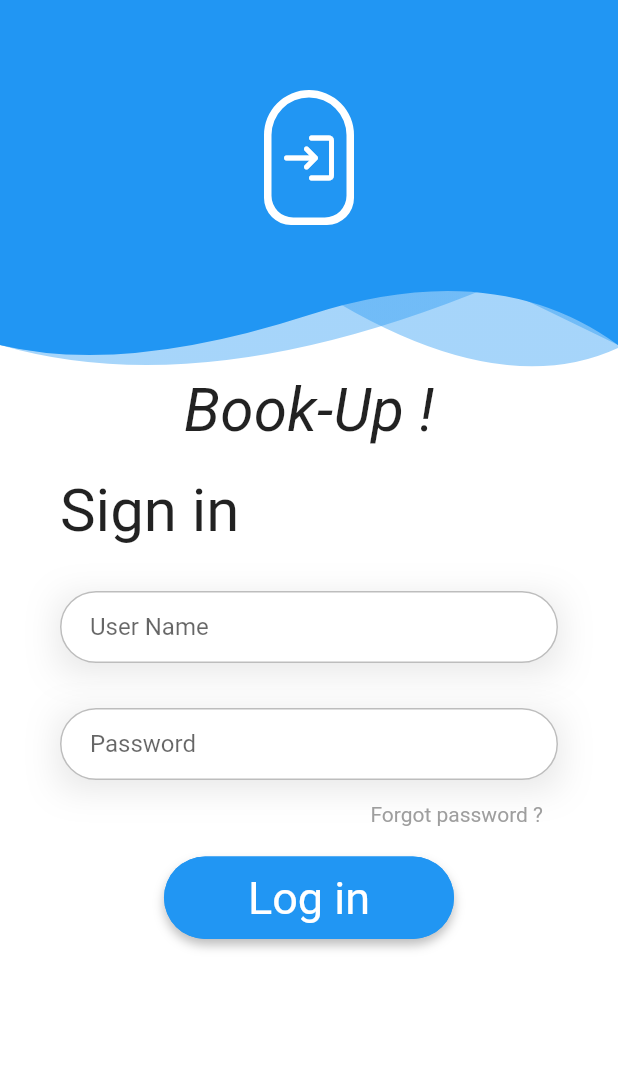
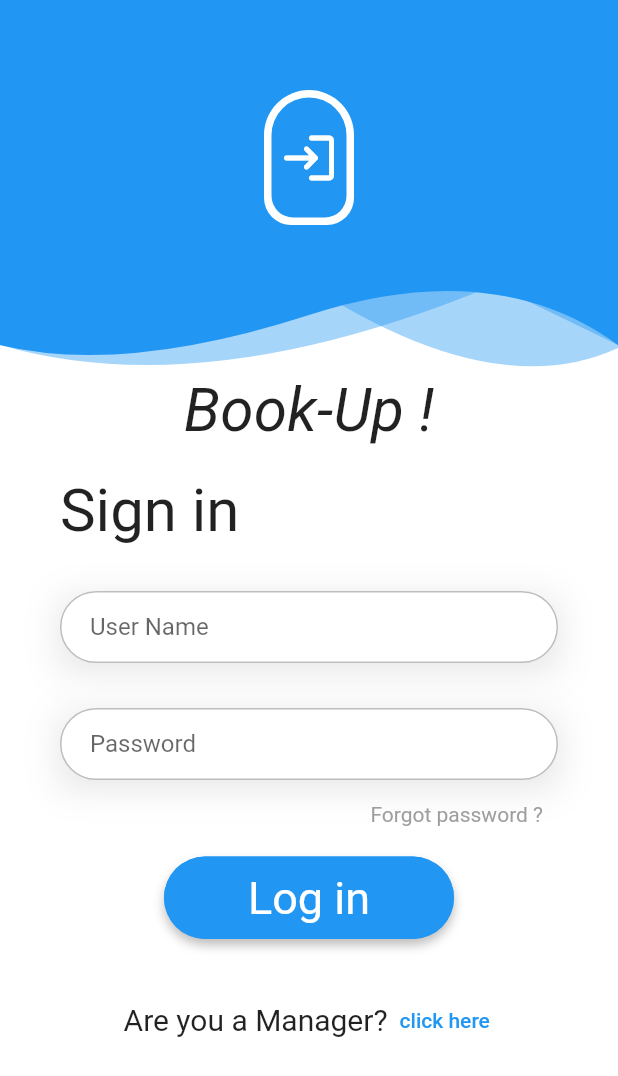
Before and after one commit to Formula-1-One/Formula1-Hostel-Booking-Frontend, a Flutter app: the screen it shows after launch, on a phone screen of 412 x 824 dp. Shown: the top 1076 px of the screen. Run offline on Flutter 3.47's test engine with Material 2 defaults, Android fonts, the phone set to English and light mode, and no system bars; our stand-ins replace carousel_pro, get, hexcolor, otp_text_field, pdf, printing.

Commit message:
manager update

```diff
--- a/lib/pages_login/login_components/login_page.dart
+++ b/lib/pages_login/login_components/login_page.dart
@@ -1,4 +1,5 @@
-// ignore_for_file: unnecessary_import
+// ignore_for_file: unnecessary_import, prefer_const_constructors, prefer_const_literals_to_create_immutables
+
 
 import 'package:flutter/cupertino.dart';
 import 'package:flutter/material.dart';
@@ -6,6 +7,7 @@ import 'package:hostel_booking_app_ui_f1/pages_hostel/screens.home/home_screen_m
 import 'package:hostel_booking_app_ui_f1/pages_login/login_components/forgot_password_page.dart';
 import 'package:hostel_booking_app_ui_f1/pages_login/widget/header_widget.dart';
 import 'package:hostel_booking_app_ui_f1/pages_login/common_for_login/theme_helper.dart';
+import 'package:hostel_booking_app_ui_f1/pages_manager/login.dart';
 
 
 class LoginPage extends StatefulWidget{
@@ -116,6 +118,22 @@ class _LoginPageState extends State<LoginPage>{
                                       }
                                     },
                                 ),
+                                ),
+                                SizedBox(height: 30,),
+                                Row(
+                                  mainAxisAlignment: MainAxisAlignment.center,
+                                  children: [
+                                    Text(' Are you a Manager?',
+                                      style: TextStyle(
+                                        fontWeight: FontWeight.normal,
+                                        fontSize: 20.0
+                                      ),
+                                    ),
+                                    TextButton(onPressed: (){
+                                      Navigator.push(context, MaterialPageRoute(builder: (context) => ManagerLoginPage()));
+                                    },
+                                        child:Text('click here') )
+                                  ],
                                 )
                             ]
                         ),
--- a/lib/pages_manager/login.dart
+++ b/lib/pages_manager/login.dart
@@ -5,17 +5,18 @@ import 'package:flutter/cupertino.dart';
 import 'package:hostel_booking_app_ui_f1/pages_login/login_components/forgot_password_page.dart';
 
 void main() => runApp(MaterialApp(
-  home:LoginPage() ,
+  debugShowCheckedModeBanner: false,
+  home:ManagerLoginPage() ,
 ));
 
-class LoginPage extends StatefulWidget {
-  const LoginPage({Key? key}) : super(key: key);
+class ManagerLoginPage extends StatefulWidget {
+  const ManagerLoginPage({Key? key}) : super(key: key);
 
   @override
-  State<LoginPage> createState() => _LoginPageState();
+  State<ManagerLoginPage> createState() => _ManagerLoginPageState();
 }
 
-class _LoginPageState extends State<LoginPage> {
+class _ManagerLoginPageState extends State<ManagerLoginPage> {
   bool hide = true;
   final _formKey = GlobalKey<FormState>();
 
@@ -51,7 +52,7 @@ class _LoginPageState extends State<LoginPage> {
                   padding: EdgeInsets.symmetric(horizontal: 35,vertical: 20),
                   margin: EdgeInsets.only(top: MediaQuery.of(context).size.height*0.3),
                   width: double.infinity,
-                  height: 450,
+                  height: 550,
                   decoration: BoxDecoration(
                     color: Colors.white,
                     borderRadius: BorderRadius.only(topRight: Radius.elliptical(100, 100), topLeft: Radius.elliptical(100, 100)),
@@ -100,7 +101,10 @@ class _LoginPageState extends State<LoginPage> {
                                 onPressed: (){
                                   Navigator.push( context, MaterialPageRoute( builder: (context) => ForgotPasswordPage()), );
                                 },
-                                child: Text('Forgot password?'),
+                                child: Text('Forgot password?',
+                                style: TextStyle(
+                                  color: Colors.deepPurpleAccent
+                                ),),
                               ),
                             ),
                             Center(
```
